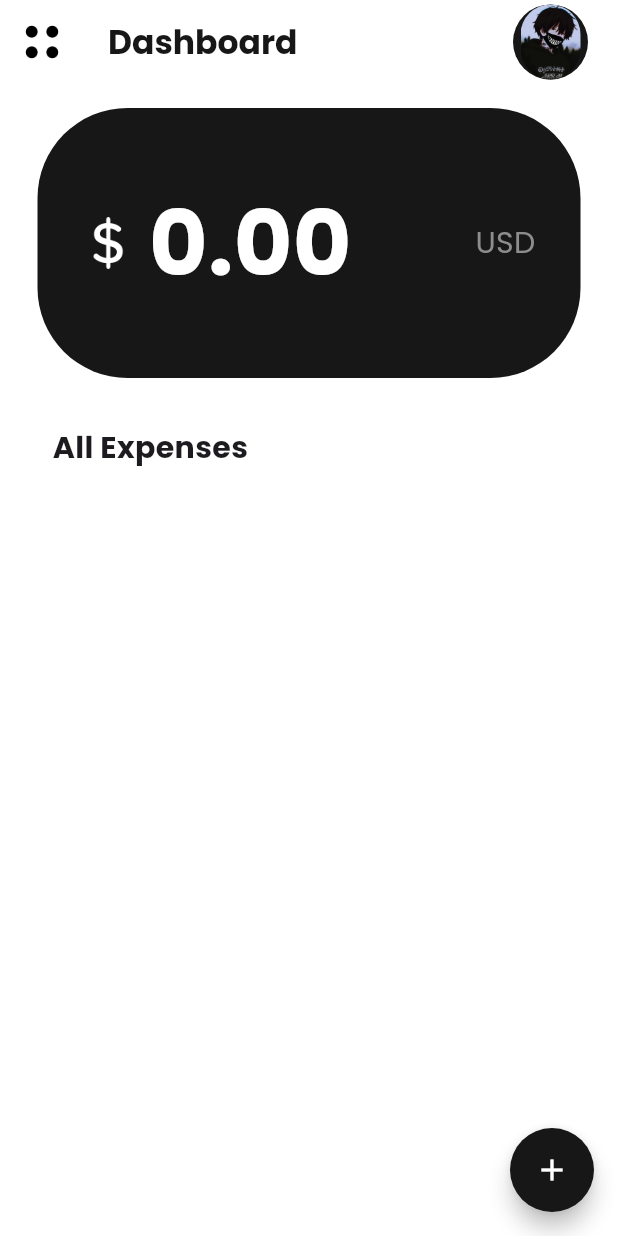
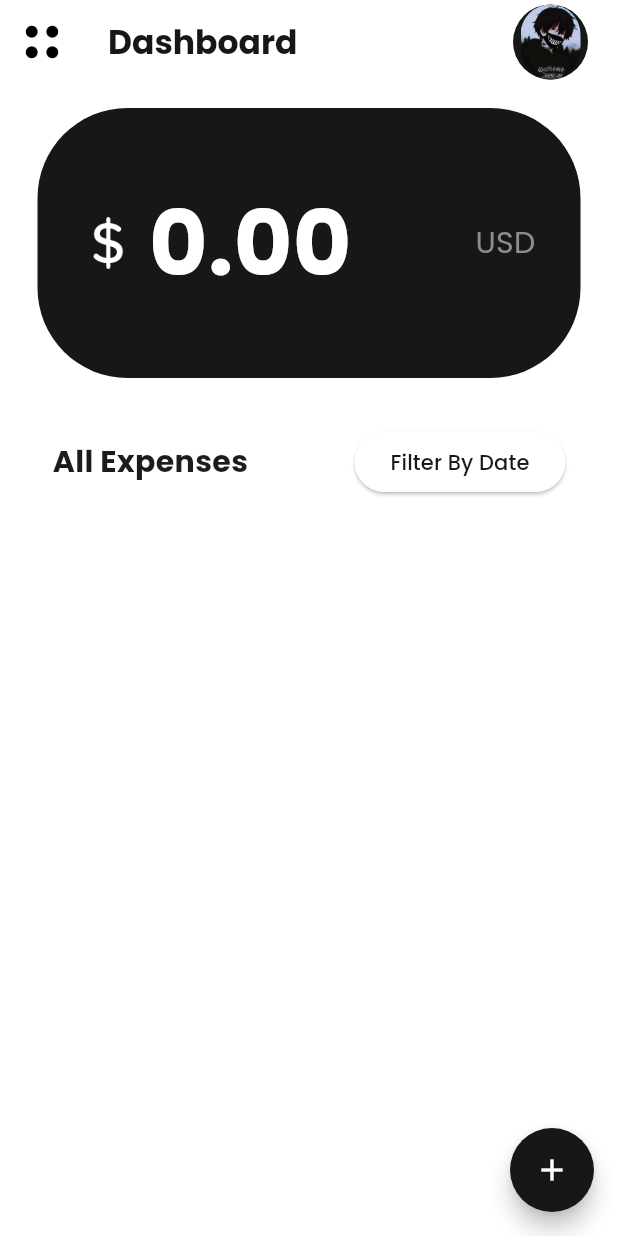
Before and after one commit to khanarifak07/Personal-Expense-Tracker, a Flutter app: the screen it shows after launch, on a phone screen of 412 x 824 dp. Run offline on Flutter 3.47's test engine with Material 3 defaults, Android fonts, the phone set to English and light mode, and no system bars; our stand-ins replace awesome_notifications, flutter_riverpod, flutter_slidable, google_fonts, shared_preferences.

Commit message:
Filter by date range added

```diff
--- a/lib/src/app/screens/homepage.dart
+++ b/lib/src/app/screens/homepage.dart
@@ -1,7 +1,6 @@
 import 'package:flutter/material.dart';
 import 'package:flutter_riverpod/flutter_riverpod.dart';
 import 'package:intl/intl.dart';
-import 'package:personal_exprense_tracker/src/app/models/expense_model.dart';
 import 'package:personal_exprense_tracker/src/app/providers/add_expense_provider.dart';
 import 'package:personal_exprense_tracker/src/app/providers/homepage_provider.dart';
 import 'package:personal_exprense_tracker/src/app/screens/add_expense.dart';
@@ -26,22 +25,6 @@ class _HomePageState extends ConsumerState<HomePage> {
     expenseDB = await getExpenseFromSharePref();
     setState(() {});
   }
-
-  DateTime? _startDate;
-  DateTime? _endDate;
-
-  List<Expense> getFilteredExpenses() {
-    if (_startDate == null || _endDate == null) {
-      return expenseDB;
-    } else {
-      return expenseDB.where((expense) {
-        return expense.date.isAfter(_startDate!) &&
-            expense.date.isBefore(_endDate!);
-      }).toList();
-    }
-  }
-
-//
 
   @override
   Widget build(BuildContext context) {
@@ -111,14 +94,45 @@ class _HomePageState extends ConsumerState<HomePage> {
               ),
             ),
           ),
-          const Padding(
-            padding: EdgeInsets.only(left: 35.0, top: 16),
-            child: Text(
-              "All Expenses",
-              style: TextStyle(fontSize: 20, fontWeight: FontWeight.bold),
+          Padding(
+            padding: const EdgeInsets.only(left: 35.0, top: 16),
+            child: Row(
+              mainAxisAlignment: MainAxisAlignment.spaceBetween,
+              children: [
+                const Text(
+                  "All Expenses",
+                  style: TextStyle(fontSize: 20, fontWeight: FontWeight.bold),
+                ),
+                Padding(
+                  padding: const EdgeInsets.only(right: 35.0),
+                  child: ElevatedButton(
+                    onPressed: () async {
+                      await addExpensePro.selectDateRange(context);
+                    },
+                    child: const Text("Filter By Date"),
+                    /* child: Text(_startDate != null && _endDate != null
+                        ? 'Selected Date Range ${DateFormat.yMMMd().format(_startDate!)}- ${DateFormat.yMMMd().format(_endDate!)}'
+                        : "Select Date Range"), */
+                  ),
+                ),
+              ],
             ),
           ),
-          for (var expense in expenseDB)
+          const SizedBox(height: 16),
+          if (addExpensePro.startDate != null && addExpensePro.endDate != null)
+            Row(
+              mainAxisAlignment: MainAxisAlignment.center,
+              children: [
+                Text(
+                    '${DateFormat.yMMMd().format(addExpensePro.startDate!)} - ${DateFormat.yMMMd().format(addExpensePro.endDate!)}'),
+                TextButton(
+                    onPressed: () {
+                      addExpensePro.clearFilters();
+                    },
+                    child: const Text("Clear Filters"))
+              ],
+            ),
+          for (var expense in addExpensePro.getFilteredExpenses())
             ExpenseList(
               amount: expense.amount,
               description: expense.description,
```
Also changed, not shown: lib/src/app/providers/add_expense_provider.dart (+48 -2 lines), lib/src/app/services/notification_services.dart (+10 -7 lines).
